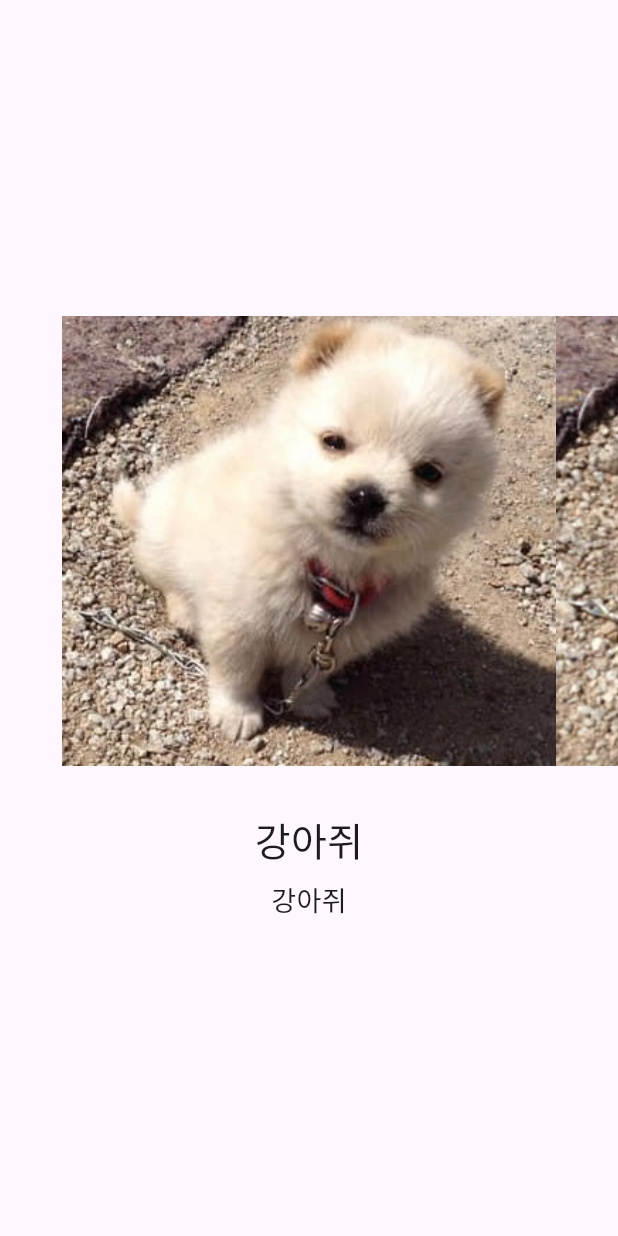
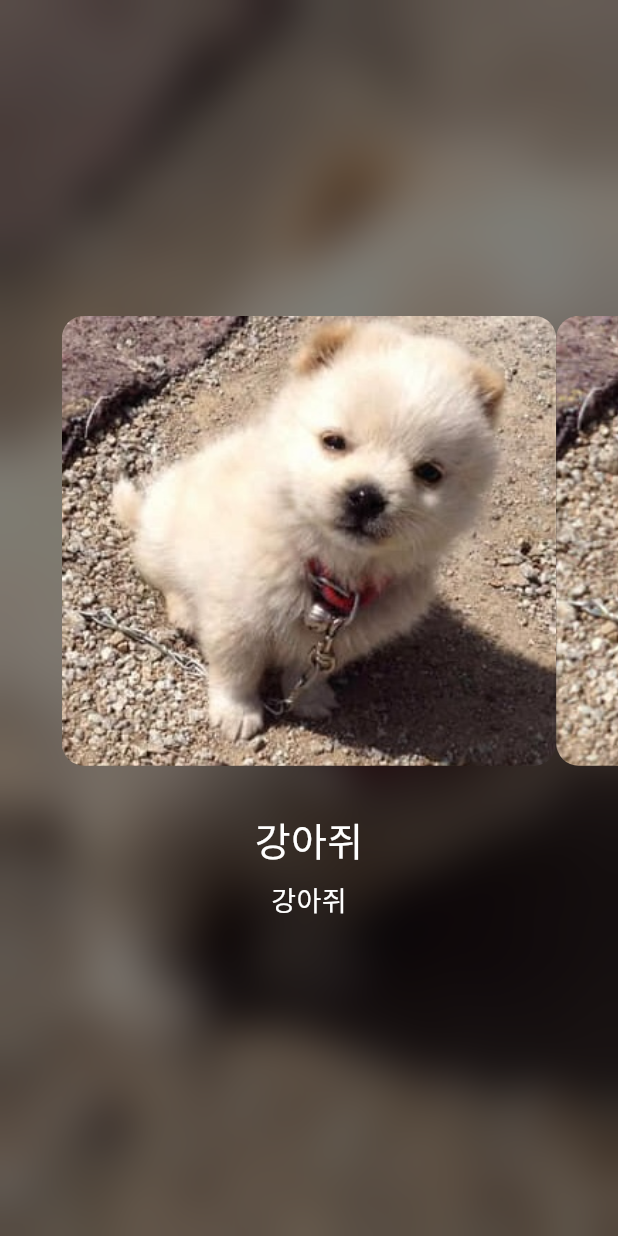
Before and after one commit to altese/study, a Flutter app: the MusicPlayerScreen screen opened directly, on a phone screen of 412 x 824 dp. Run offline on Flutter 3.47's test engine with Material 2 defaults, Android fonts, the phone set to English and light mode, and no system bars; our stand-ins replace flutter_animate, flutter_svg, rive.

```diff
--- a/flutter_animations_masterclass/lib/screens/music_player_screen.dart
+++ b/flutter_animations_masterclass/lib/screens/music_player_screen.dart
@@ -1,3 +1,5 @@
+import 'dart:ui';
+
 import 'package:flutter/material.dart';
 
 class MusicPlayerScreen extends StatefulWidget {
@@ -12,12 +14,42 @@ class _MusicPlayerScreenState extends State<MusicPlayerScreen> {
     viewportFraction: 0.8,
   );
 
+  // 현재 페이지를 저장합니다
+  int _currentPage = 0;
+
+  void _onPageChanged(int newPage) {
+    setState(() {
+      _currentPage = newPage;
+    });
+  }
+
   @override
   Widget build(BuildContext context) {
     return Scaffold(
+      backgroundColor: Colors.black,
       body: Stack(
         children: [
+          // animatedSwitcher는 이전 자식과 새로운 자식 사이에 애니메이션을 적용한다.
+          AnimatedSwitcher(
+            duration: const Duration(milliseconds: 500),
+            child: Container(
+              key: ValueKey(_currentPage),
+              decoration: BoxDecoration(
+                image: DecorationImage(
+                  fit: BoxFit.cover,
+                  image: AssetImage('assets/covers/${_currentPage + 1}.jpg'),
+                ),
+              ),
+              child: BackdropFilter(
+                filter: ImageFilter.blur(sigmaX: 15, sigmaY: 15),
+                child: Container(
+                  color: Colors.black.withOpacity(0.5),
+                ),
+              ),
+            ),
+          ),
           PageView.builder(
+            onPageChanged: _onPageChanged,
             controller: _pageController,
             itemCount: 5,
             scrollDirection: Axis.horizontal,
@@ -29,6 +61,7 @@ class _MusicPlayerScreenState extends State<MusicPlayerScreen> {
                     height: 300,
                     // width: 300,
                     decoration: BoxDecoration(
+                      borderRadius: BorderRadius.circular(15),
                       image: DecorationImage(
                         fit: BoxFit.cover,
                         image: AssetImage('assets/covers/${index + 1}.jpg'),
@@ -36,9 +69,11 @@ class _MusicPlayerScreenState extends State<MusicPlayerScreen> {
                     ),
                   ),
                   const SizedBox(height: 30),
-                  const Text('강아쥐', style: TextStyle(fontSize: 26)),
+                  const Text('강아쥐',
+                      style: TextStyle(fontSize: 26, color: Colors.white)),
                   const SizedBox(height: 10),
-                  const Text('강아쥐', style: TextStyle(fontSize: 18)),
+                  const Text('강아쥐',
+                      style: TextStyle(fontSize: 18, color: Colors.white)),
                 ],
               );
             },
```
